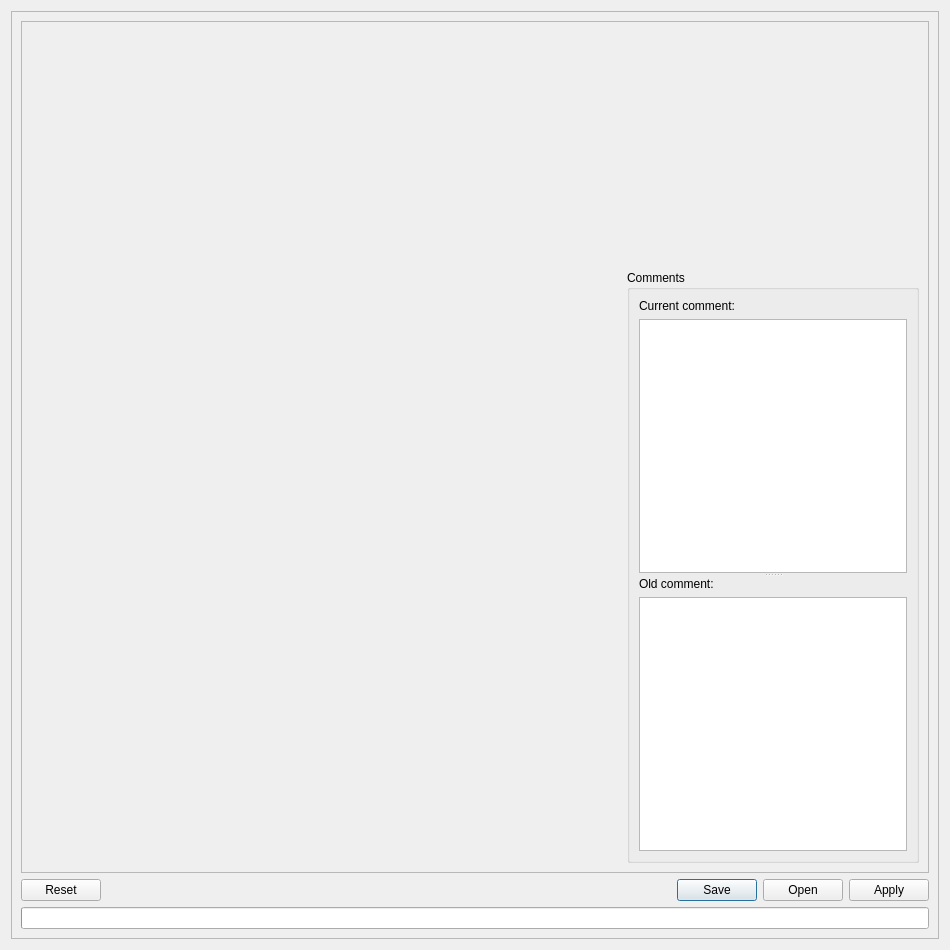
Old version of the form ctli/widgets/ui/linacconfigurationscreen.ui in the repository srgblnch/LinacGUI.
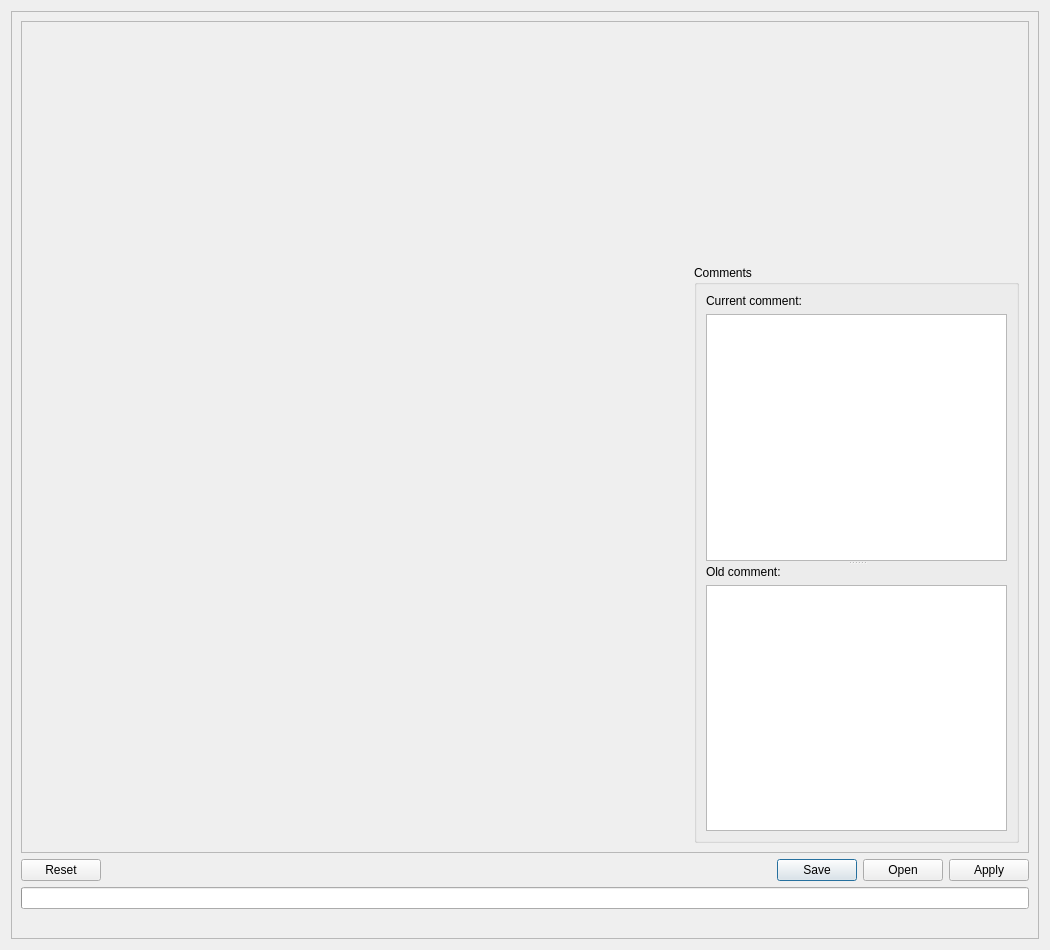
New version of the form. Custom widgets are drawn as their Qt base class.

Commit message: readjust window size and insert the statusBar for messages

What changed in the file:
```diff
--- a/ctli/widgets/ui/linacconfigurationscreen.ui
+++ b/ctli/widgets/ui/linacconfigurationscreen.ui
@@ -6,7 +6,7 @@
    <rect>
     <x>0</x>
     <y>0</y>
-    <width>950</width>
+    <width>1050</width>
     <height>950</height>
    </rect>
   </property>
@@ -39,8 +39,8 @@
           <rect>
            <x>0</x>
            <y>0</y>
-           <width>922</width>
-           <height>867</height>
+           <width>1022</width>
+           <height>846</height>
           </rect>
          </property>
          <layout class="QGridLayout" name="gridLayout_2">         
@@ -146,6 +146,13 @@
       <item row="2" column="0">
        <widget class="QProgressBar" name="progressBar"/>
       </item>
+      <item row="3" column="0">
+       <widget class="QLabel" name="statusBar">
+        <property name="text">
+         <string/>
+        </property>
+       </widget>
+      </item>
      </layout>
     </widget>
    </item>
```
